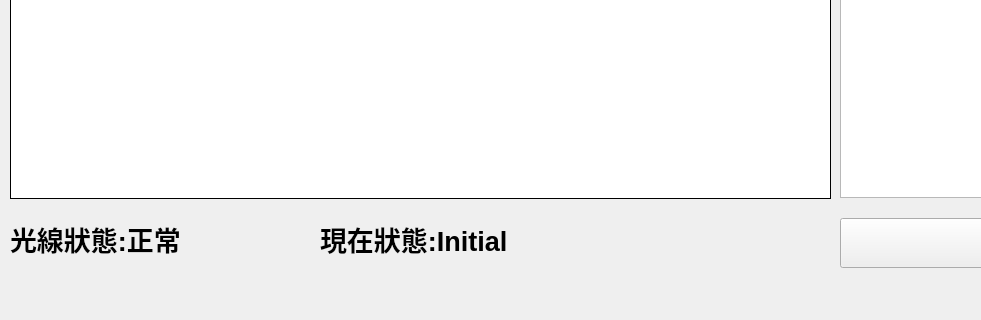
Old version of the form project_codes/GUI/mainPage.ui in the repository AhJayzZ/Smart-Learning-System; both pictures show x 0 to 981 and y 522 to 842 of the 1370 by 842 pixel window.
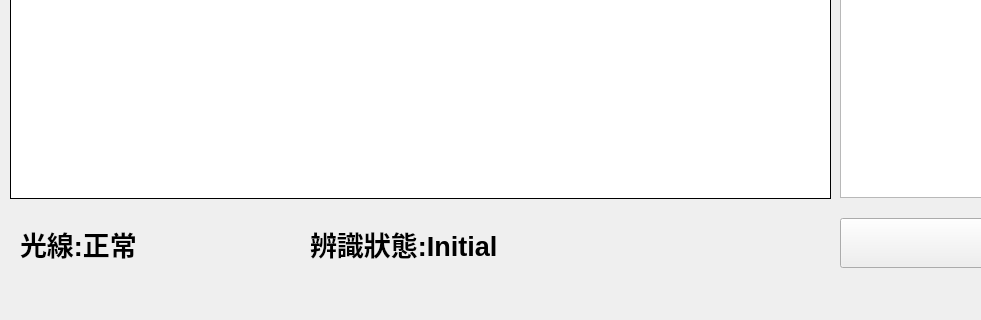
New version of the form.

```diff
--- a/project_codes/GUI/mainPage.ui
+++ b/project_codes/GUI/mainPage.ui
@@ -252,10 +252,10 @@
    <widget class="QLabel" name="state_label">
     <property name="geometry">
      <rect>
-      <x>320</x>
-      <y>720</y>
+      <x>310</x>
+      <y>730</y>
       <width>511</width>
-      <height>81</height>
+      <height>71</height>
      </rect>
     </property>
     <property name="font">
@@ -269,16 +269,16 @@
      <bool>false</bool>
     </property>
     <property name="text">
-     <string>現在狀態:Initial</string>
+     <string>辨識狀態:Initial</string>
     </property>
    </widget>
    <widget class="QLabel" name="warning_label">
     <property name="geometry">
      <rect>
-      <x>10</x>
-      <y>720</y>
+      <x>20</x>
+      <y>730</y>
       <width>241</width>
-      <height>81</height>
+      <height>71</height>
      </rect>
     </property>
     <property name="font">
@@ -292,7 +292,7 @@
      <bool>false</bool>
     </property>
     <property name="text">
-     <string>光線狀態:正常</string>
+     <string>光線:正常</string>
     </property>
    </widget>
    <widget class="QLabel" name="connectionLabel">
```
